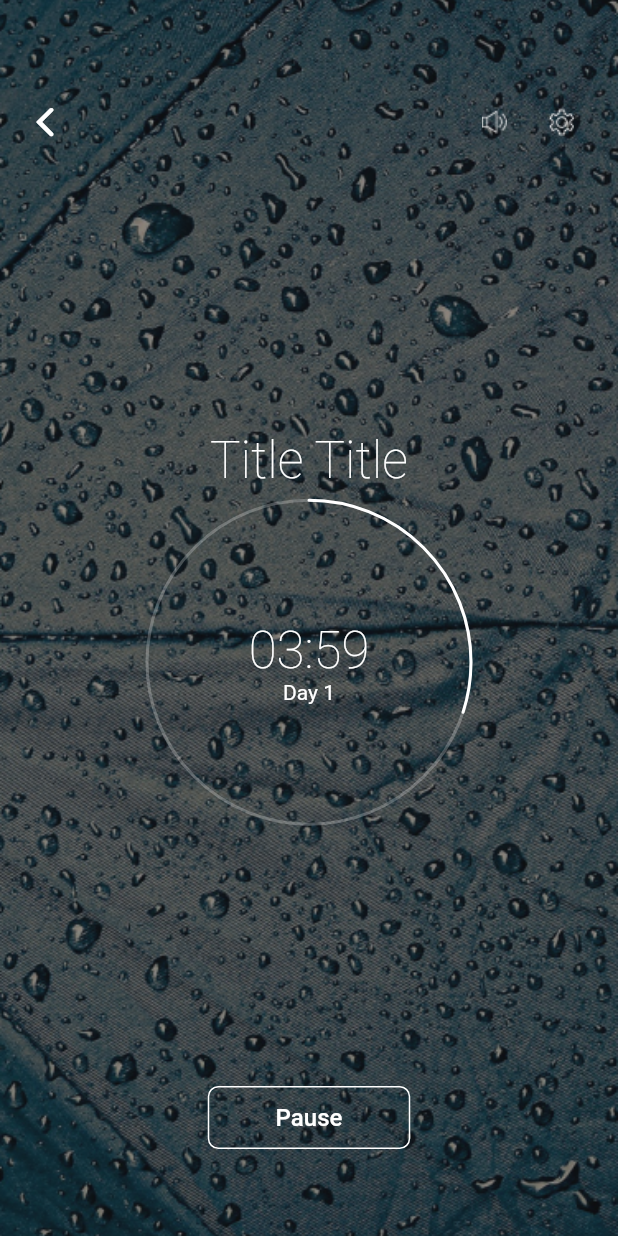
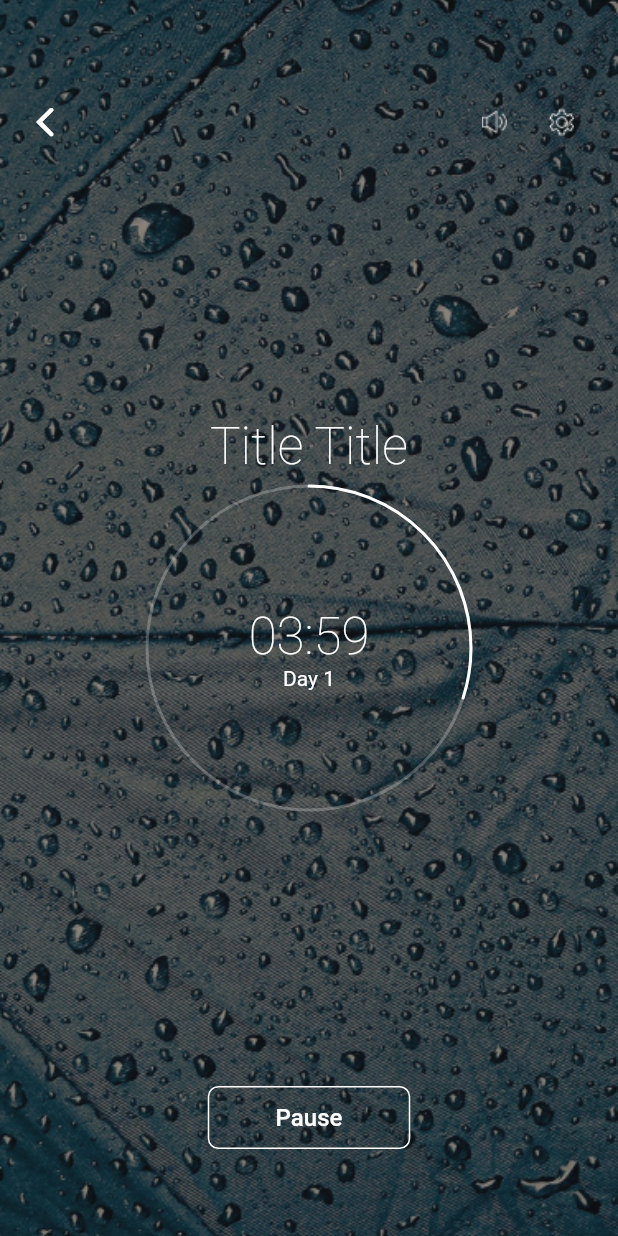
Before and after one commit to CoMatu/meditation_app, a Flutter app: the screen it shows after launch, after a tap on "BEGIN", on a phone screen of 412 x 824 dp. Run offline on Flutter 3.47's test engine with Material 2 defaults, Android fonts, the phone set to English and light mode, and no system bars.

Commit message:
design 99% +0.01%

```diff
--- a/lib/presentation/pages/player_page.dart
+++ b/lib/presentation/pages/player_page.dart
@@ -142,13 +142,7 @@
                 Consumer<CenterPanelProvider>(
                   builder: (context, state, child) {
                     return state.panelState
-                        ? PlayerDisplayWidget(
-                            animation: animation,
-                            animationInner: animationInner)
-                        : SettingPanelWidget();
-                  },
-                ),
-                Consumer<BottomPanelProvider>(
+                        ? Consumer<BottomPanelProvider>(
                             builder: (context, state, child) {
                               return Column(
                                 children: <Widget>[
@@ -161,9 +155,29 @@
                                 ],
                               );
                             },
+                          )
+                        : Container();
+                  },
                 ),
               ],
             ),
+            Column(
+              mainAxisAlignment: MainAxisAlignment.center,
+              children: <Widget>[
+                Center(
+                  child: Consumer<CenterPanelProvider>(
+                    builder: (context, state, child) {
+                      return state.panelState
+                          ? PlayerDisplayWidget(
+                          animation: animation,
+                          animationInner: animationInner)
+                          : SettingPanelWidget();
+                    },
+                  ),
+                ),
+              ],
+            ),
+
           ],
         ),
       ),
--- a/lib/presentation/widgets/meditation_card.dart
+++ b/lib/presentation/widgets/meditation_card.dart
@@ -1,5 +1,7 @@
 import 'package:flutter/material.dart';
 import 'package:meditation_app/presentation/pages/pages.dart';
+import 'package:meditation_app/presentation/providers/center_panel_provider.dart';
+import 'package:provider/provider.dart';
 
 class MeditationCard extends StatelessWidget {
   const MeditationCard({Key key}) : super(key: key);
@@ -86,6 +88,13 @@
                           minWidth: 74.0,
                           child: RaisedButton(
                             onPressed: () {
+                              if (!Provider.of<CenterPanelProvider>(context,
+                                      listen: false)
+                                  .panelState) {
+                                Provider.of<CenterPanelProvider>(context,
+                                        listen: false)
+                                    .changePanelState();
+                              }
                               Navigator.push(
                                 context,
                                 MaterialPageRoute(
--- a/lib/presentation/widgets/settings_panel_widget.dart
+++ b/lib/presentation/widgets/settings_panel_widget.dart
@@ -101,6 +101,7 @@
                     ),
                   ],
                 ),
+                //TODO надо разобраться как делать оверлей на неактивной картинке
                 Column(
                   children: <Widget>[
                     Container(
@@ -181,7 +182,7 @@
                     ),
                     Text(
                       'Piano',
-                      style: TextStyle(color: Colors.white, fontSize: 12.0),
+                      style: TextStyle(color: Colors.white38, fontSize: 12.0),
                     ),
                   ],
                 ),
@@ -209,7 +210,7 @@
                     ),
                     Text(
                       'Storm',
-                      style: TextStyle(color: Colors.white, fontSize: 12.0),
+                      style: TextStyle(color: Colors.white38, fontSize: 12.0),
                     ),
                   ],
                 ),
```
Lines whose indentation alone changed are shown as unchanged.
